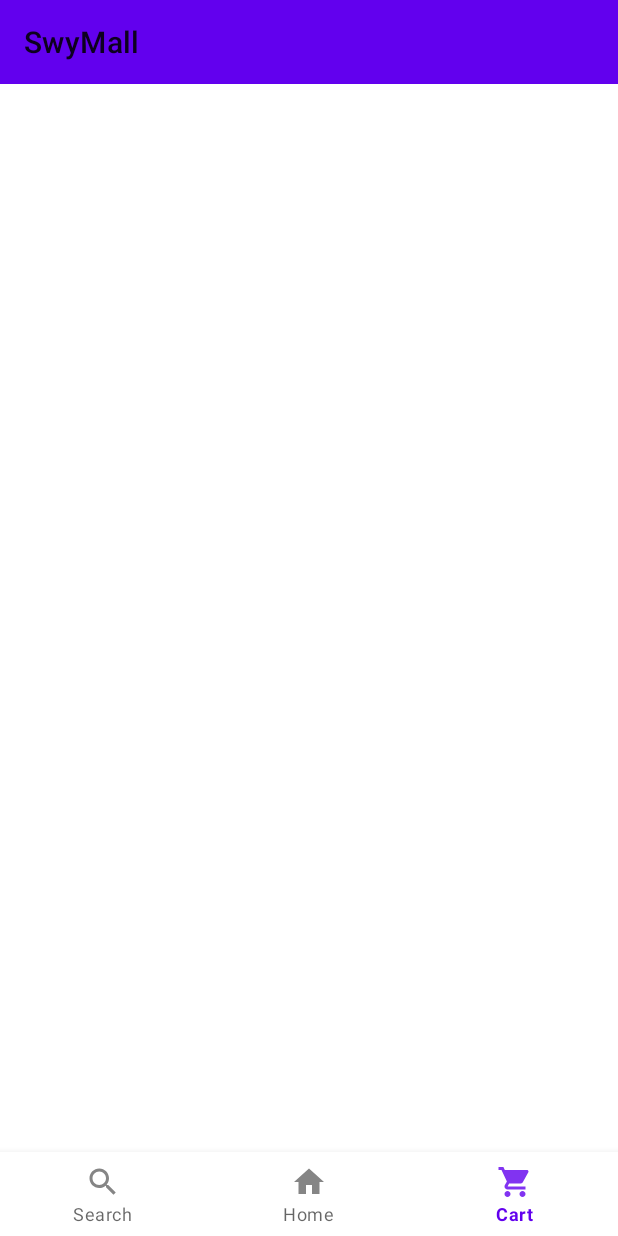
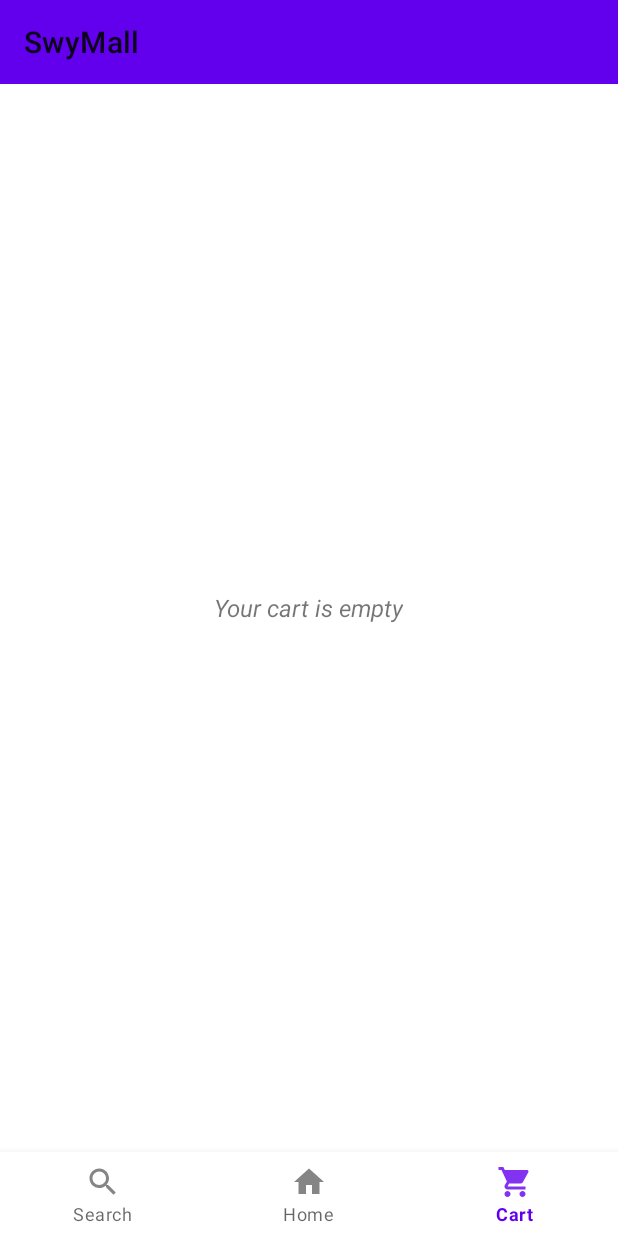
Before and after one commit to henrykash/SwyMall, an Android app: the CartActivity screen opened directly, with no data from a screen before it, on a phone screen of 412 x 824 dp. Run offline under Robolectric (Android 15) with nearby library versions, the phone set to English and light mode, and no system bars.

```diff
--- a/app/src/main/java/com/example/swymall/CartActivity.java
+++ b/app/src/main/java/com/example/swymall/CartActivity.java
@@ -25,6 +25,10 @@ public class CartActivity extends AppCompatActivity {
         initViews();
         initBottomNavView();
         setSupportActionBar(toolbar);
+
+        FragmentTransaction transaction = getSupportFragmentManager().beginTransaction();
+        transaction.replace(R.id.container, new FirstCartFragment());
+        transaction.commit();
 
     }
 
--- /dev/null
+++ b/app/src/main/java/com/example/swymall/FirstCartFragment.java
@@ -0,0 +1,91 @@
+package com.example.swymall;
+
+import android.os.Bundle;
+import android.view.LayoutInflater;
+import android.view.View;
+import android.view.ViewGroup;
+import android.widget.Button;
+import android.widget.RelativeLayout;
+import android.widget.TextView;
+
+import androidx.annotation.NonNull;
+import androidx.annotation.Nullable;
+import androidx.fragment.app.Fragment;
+import androidx.recyclerview.widget.LinearLayoutManager;
+import androidx.recyclerview.widget.RecyclerView;
+
+import com.example.swymall.Adapters.CartAdapter;
+import com.example.swymall.Models.GroceryItem;
+
+import java.util.ArrayList;
+
+public class FirstCartFragment extends Fragment implements CartAdapter.DeleteItem, CartAdapter.TotalPrice {
+
+    @Override
+    public void getTotalPrice(double price) {
+        txtSum.setText(String.valueOf(price) + "$");
+    }
+
+    @Override
+    public void onDeleteResult(GroceryItem item) {
+        Utils.deleteItemFromCart(getActivity(), item);
+        ArrayList<GroceryItem> cartItems = Utils.getCartItems(getActivity());
+        if (null != cartItems) {
+            if (cartItems.size()>0) {
+                txtNoItems.setVisibility(View.GONE);
+                itemsRelLayout.setVisibility(View.VISIBLE);
+                adapter.setItems(cartItems);
+            }else {
+                txtNoItems.setVisibility(View.VISIBLE);
+                itemsRelLayout.setVisibility(View.GONE);
+            }
+        }else {
+            txtNoItems.setVisibility(View.VISIBLE);
+            itemsRelLayout.setVisibility(View.GONE);
+        }
+    }
+
+    private RecyclerView recyclerView;
+    private TextView txtSum, txtNoItems;
+    private Button btnNext;
+    private RelativeLayout itemsRelLayout;
+
+    private CartAdapter adapter;
+
+    @Nullable
+    @Override
+    public View onCreateView(@NonNull LayoutInflater inflater, @Nullable ViewGroup container, @Nullable Bundle savedInstanceState) {
+        View view = inflater.inflate(R.layout.fragment_cart_first, container, false);
+
+        initViews(view);
+
+        adapter = new CartAdapter(getActivity(), this);
+        recyclerView.setAdapter(adapter);
+        recyclerView.setLayoutManager(new LinearLayoutManager(getActivity()));
+
+        ArrayList<GroceryItem> cartItems = Utils.getCartItems(getActivity());
+        if (null != cartItems) {
+            if (cartItems.size()>0) {
+                txtNoItems.setVisibility(View.GONE);
+                itemsRelLayout.setVisibility(View.VISIBLE);
+                adapter.setItems(cartItems);
+            }else {
+                txtNoItems.setVisibility(View.VISIBLE);
+                itemsRelLayout.setVisibility(View.GONE);
+            }
+        }else {
+            txtNoItems.setVisibility(View.VISIBLE);
+            itemsRelLayout.setVisibility(View.GONE);
+        }
+
+        return view;
+    }
+
+    private void initViews(View view) {
+        recyclerView = view.findViewById(R.id.recyclerView);
+        txtSum = view.findViewById(R.id.txtTotalPrice);
+        txtNoItems = view.findViewById(R.id.txtNoItem);
+        btnNext = view.findViewById(R.id.btnNext);
+        itemsRelLayout = view.findViewById(R.id.itemsRelLayout);
+    }
+}
--- a/app/src/main/java/com/example/swymall/GroceryItemActivity.java
+++ b/app/src/main/java/com/example/swymall/GroceryItemActivity.java
@@ -99,7 +99,10 @@ public class GroceryItemActivity extends AppCompatActivity implements AddReviewD
                     @Override
                     public void onClick(View v) {
                         //TODO:complete this later, add item to the cart and navigate user to cart activity
-                        Utils.addToCart(GroceryItemActivity.this, incomingItem);
+                        Utils.addItemToCart(GroceryItemActivity.this, incomingItem);
+                        Intent cartIntent = new Intent(GroceryItemActivity.this, CartActivity.class);
+                        cartIntent.setFlags(Intent.FLAG_ACTIVITY_CLEAR_TASK | Intent.FLAG_ACTIVITY_NEW_TASK);
+                        startActivity(cartIntent);
                     }
                 });
                 //create onclick listener for the txtAddReview
--- a/app/src/main/java/com/example/swymall/MainFragment.java
+++ b/app/src/main/java/com/example/swymall/MainFragment.java
@@ -136,6 +136,9 @@ public class MainFragment extends Fragment {
                         Toast.makeText(getActivity(), "Selected", Toast.LENGTH_SHORT).show();
                         break;
                     case R.id.cart:
+                        Intent cartIntent = new Intent(getActivity(), CartActivity.class);
+                        cartIntent.setFlags(Intent.FLAG_ACTIVITY_CLEAR_TASK | Intent.FLAG_ACTIVITY_NEW_TASK);
+                        startActivity(cartIntent);
                         break;
                     case R.id.search:
                         Intent intent = new Intent(getActivity(), SearchActivity.class);
--- /dev/null
+++ b/app/src/main/res/layout/fragment_cart_first.xml
@@ -0,0 +1,72 @@
+<?xml version="1.0" encoding="utf-8"?>
+<RelativeLayout xmlns:android="http://schemas.android.com/apk/res/android"
+    android:layout_width="match_parent"
+    android:layout_height="match_parent"
+    android:padding="10dp">
+
+    <RelativeLayout
+        android:id="@+id/itemsRelLayout"
+        android:layout_width="match_parent"
+        android:layout_height="match_parent">
+
+        <TextView
+            android:id="@+id/txtDescription"
+            android:layout_width="wrap_content"
+            android:layout_height="wrap_content"
+            android:text="Your Cart Items"
+            android:textSize="16sp"
+            android:textStyle="bold" />
+
+        <androidx.recyclerview.widget.RecyclerView
+            android:id="@+id/recyclerView"
+            android:layout_width="match_parent"
+            android:layout_height="wrap_content"
+            android:layout_below="@+id/txtDescription"
+            android:layout_marginTop="10dp" />
+
+        <LinearLayout
+            android:id="@+id/btnTotalPrice"
+            android:layout_width="wrap_content"
+            android:layout_height="wrap_content"
+            android:layout_below="@+id/recyclerView"
+            android:layout_alignParentEnd="true"
+            android:layout_marginTop="10dp"
+            android:orientation="horizontal">
+
+            <TextView
+                android:layout_width="wrap_content"
+                android:layout_height="wrap_content"
+                android:text="Sum: "
+                android:textColor="@color/design_default_color_primary" />
+
+            <TextView
+                android:id="@+id/txtTotalPrice"
+                android:layout_width="wrap_content"
+                android:layout_height="wrap_content"
+                android:text="55$"
+                android:textColor="@color/design_default_color_primary" />
+
+        </LinearLayout>
+
+        <Button
+            android:id="@+id/btnNext"
+            android:layout_width="wrap_content"
+            android:layout_height="wrap_content"
+            android:layout_alignParentBottom="true"
+            android:layout_centerHorizontal="true"
+            android:layout_marginBottom="20dp"
+            android:text="Next" />
+
+    </RelativeLayout>
+
+    <TextView
+        android:id="@+id/txtNoItem"
+        android:layout_width="wrap_content"
+        android:layout_height="wrap_content"
+        android:layout_centerInParent="true"
+        android:text="Your cart is empty"
+        android:textSize="16sp"
+        android:textStyle="italic"
+        android:visibility="gone" />
+
+</RelativeLayout>
```
Also changed, not shown: app/src/main/java/com/example/swymall/Adapters/CartAdapter.java (added, +121 -0 lines), app/src/main/java/com/example/swymall/Utils.java (+19 -1 lines), app/src/main/res/layout/cart_item.xml (added, +47 -0 lines).
